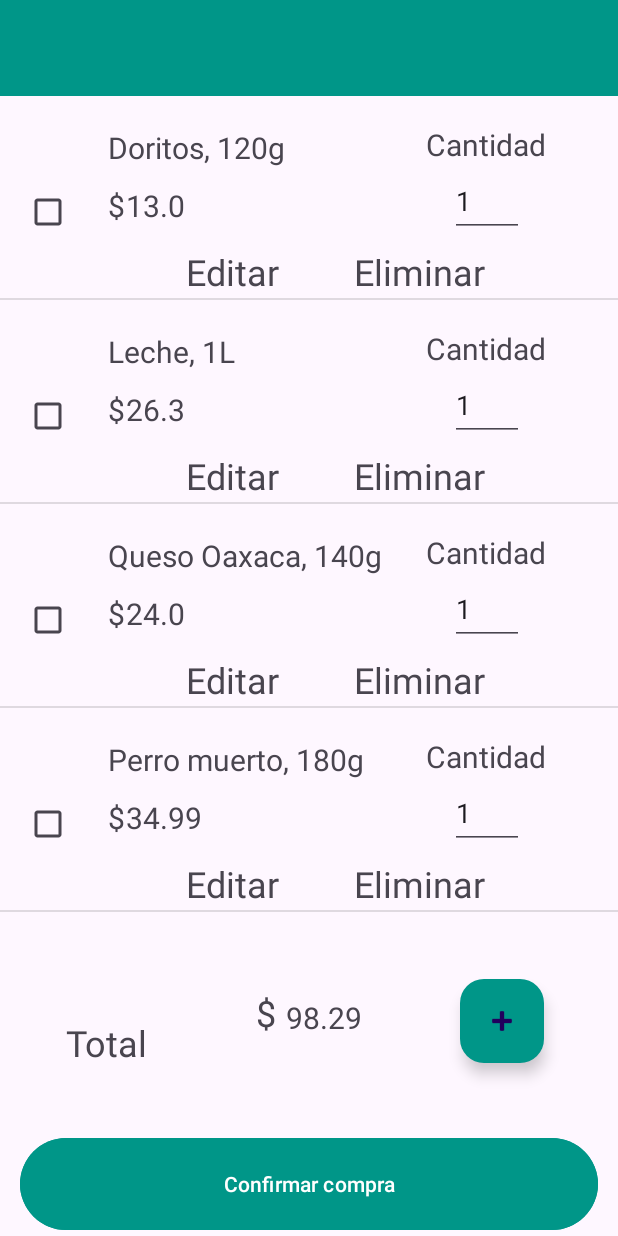
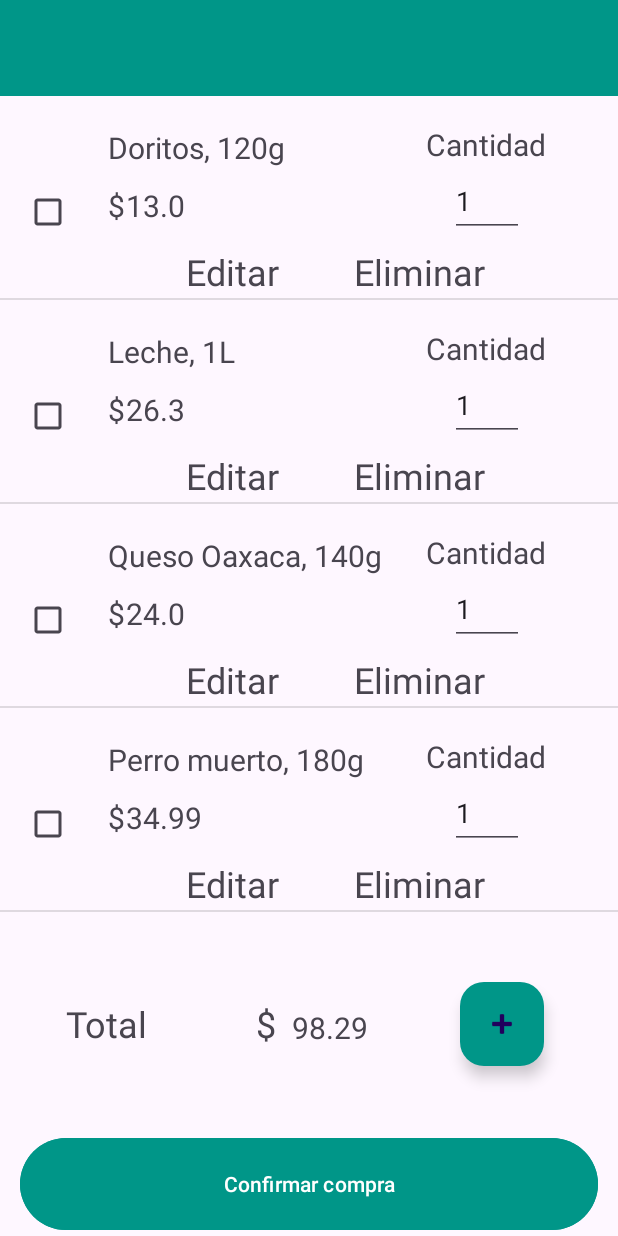
Before and after one commit to UlisesRS1/AppShopList, an Android app: the screen it shows after launch (MainActivity), on a phone screen of 412 x 824 dp. Run offline under Robolectric (Android 15) with nearby library versions, the phone set to English and light mode, and no system bars.

Commit message:
agregacion de diseño estetico

```diff
--- a/app/src/main/res/layout/activity_main.xml
+++ b/app/src/main/res/layout/activity_main.xml
@@ -38,26 +38,24 @@
                 android:id="@+id/txtValor"
                 android:layout_width="51dp"
                 android:layout_height="27dp"
-                android:layout_marginStart="72dp"
+                android:layout_marginStart="76dp"
                 android:text="0.00"
                 android:textSize="20sp"
                 app:layout_constraintBottom_toTopOf="@+id/guideline13"
                 app:layout_constraintStart_toStartOf="@+id/guideline15"
-                app:layout_constraintTop_toTopOf="@+id/guideline14"
-                app:layout_constraintVertical_bias="0.917" />
+                app:layout_constraintTop_toTopOf="@+id/guideline2"
+                app:layout_constraintVertical_bias="0.58" />
 
             <TextView
                 android:id="@+id/textView11"
                 android:layout_width="wrap_content"
                 android:layout_height="wrap_content"
                 android:layout_marginStart="52dp"
-                android:layout_marginTop="28dp"
                 android:text="$"
                 android:textSize="24sp"
                 app:layout_constraintBottom_toTopOf="@+id/guideline13"
                 app:layout_constraintStart_toStartOf="@+id/guideline15"
-                app:layout_constraintTop_toTopOf="@+id/guideline14"
-                app:layout_constraintVertical_bias="0.901" />
+                app:layout_constraintTop_toTopOf="@+id/guideline2" />
 
             <androidx.constraintlayout.widget.Guideline
                 android:id="@+id/guideline13"
@@ -65,13 +63,6 @@
                 android:layout_height="wrap_content"
                 android:orientation="horizontal"
                 app:layout_constraintGuide_begin="74dp" />
-
-            <androidx.constraintlayout.widget.Guideline
-                android:id="@+id/guideline14"
-                android:layout_width="wrap_content"
-                android:layout_height="wrap_content"
-                android:orientation="horizontal"
-                app:layout_constraintGuide_begin="-4dp" />
 
             <androidx.constraintlayout.widget.Guideline
                 android:id="@+id/guideline15"
@@ -85,16 +76,16 @@
                 android:layout_width="wrap_content"
                 android:layout_height="wrap_content"
                 android:layout_marginStart="188dp"
-                android:layout_marginTop="12dp"
                 android:background="#64FFDA"
                 android:clickable="true"
                 android:contentDescription="@string/app_name"
                 android:tint="@color/white"
                 app:backgroundTint="#009688"
+                app:fabSize="normal"
                 app:layout_constraintBottom_toTopOf="@+id/guideline13"
                 app:layout_constraintStart_toStartOf="@+id/guideline15"
-                app:layout_constraintTop_toTopOf="@+id/guideline14"
-                app:layout_constraintVertical_bias="0.987"
+                app:layout_constraintTop_toTopOf="@+id/guideline2"
+                app:rippleColor="@color/white"
                 app:srcCompat="@android:drawable/ic_input_add" />
 
             <Button
@@ -115,10 +106,16 @@
                 android:layout_marginEnd="20dp"
                 android:text="Total"
                 android:textSize="24sp"
-                app:layout_constraintBottom_toBottomOf="parent"
+                app:layout_constraintBottom_toTopOf="@+id/guideline13"
                 app:layout_constraintEnd_toStartOf="@+id/guideline15"
-                app:layout_constraintTop_toTopOf="parent"
-                app:layout_constraintVertical_bias="0.267" />
+                app:layout_constraintTop_toTopOf="@+id/guideline2" />
+
+            <androidx.constraintlayout.widget.Guideline
+                android:id="@+id/guideline2"
+                android:layout_width="wrap_content"
+                android:layout_height="wrap_content"
+                android:orientation="horizontal"
+                app:layout_constraintGuide_begin="16dp" />
         </androidx.constraintlayout.widget.ConstraintLayout>
 
     </LinearLayout>
```
